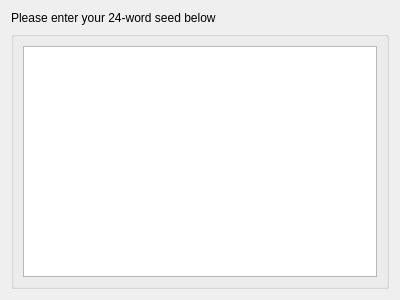
The window that src/restoreseed.ui (z-bitcoinz/BitcoinZ_Blue) describes before a commit, drawn with Qt 5.
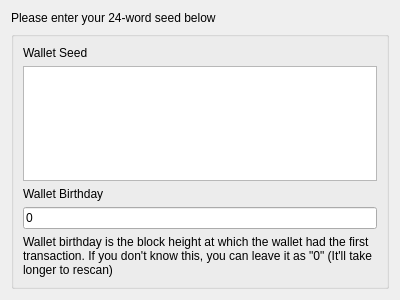
The same window after the commit.

Commit message: Validate birthday and save wallet at exit

```diff
--- a/src/restoreseed.ui
+++ b/src/restoreseed.ui
@@ -36,6 +36,13 @@
       <string/>
      </property>
      <layout class="QVBoxLayout" name="verticalLayout">
+      <item>
+       <widget class="QLabel" name="label_3">
+        <property name="text">
+         <string>Wallet Seed</string>
+        </property>
+       </widget>
+      </item>
       <item>
        <widget class="QPlainTextEdit" name="txtSeed">
         <property name="readOnly">
@@ -43,6 +50,35 @@
         </property>
        </widget>
       </item>
+      <item>
+       <widget class="QLabel" name="label_2">
+        <property name="text">
+         <string>Wallet Birthday</string>
+        </property>
+       </widget>
+      </item>
+      <item>
+       <widget class="QLineEdit" name="txtBirthday">
+        <property name="text">
+         <string>0</string>
+        </property>
+       </widget>
+      </item>
+      <item>
+       <widget class="QLabel" name="label_4">
+        <property name="font">
+         <font>
+          <pointsize>9</pointsize>
+         </font>
+        </property>
+        <property name="text">
+         <string>Wallet birthday is the block height at which the wallet had the first transaction. If you don't know this, you can leave it as &quot;0&quot; (It'll take longer to rescan)</string>
+        </property>
+        <property name="wordWrap">
+         <bool>true</bool>
+        </property>
+       </widget>
+      </item>
      </layout>
     </widget>
    </item>
```
The commit also changes 5 other files.
